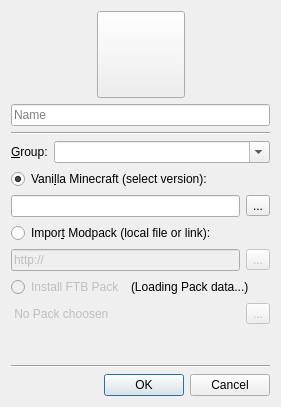
The window that application/dialogs/NewInstanceDialog.ui (FreesmTeam/FreesmLauncher) describes before a commit, drawn with Qt 5.
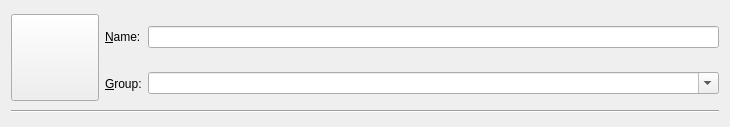
The same window after the commit. Icons and pictures are not drawn. Custom widgets are drawn as their Qt base class.

Commit message: NOISSUE redo new instance dialog

The edit to the form file:
```diff
--- a/application/dialogs/NewInstanceDialog.ui
+++ b/application/dialogs/NewInstanceDialog.ui
@@ -9,8 +9,8 @@
    <rect>
     <x>0</x>
     <y>0</y>
-    <width>281</width>
-    <height>407</height>
+    <width>730</width>
+    <height>127</height>
    </rect>
   </property>
   <property name="windowTitle">
@@ -25,21 +25,38 @@
   </property>
   <layout class="QVBoxLayout" name="verticalLayout">
    <item>
-    <layout class="QHBoxLayout" name="iconBtnLayout">
-     <item>
-      <spacer name="iconBtnLeftSpacer">
-       <property name="orientation">
-        <enum>Qt::Horizontal</enum>
+    <layout class="QGridLayout" name="gridLayout_2">
+     <item row="1" column="2">
+      <widget class="QComboBox" name="groupBox">
+       <property name="editable">
+        <bool>true</bool>
        </property>
-       <property name="sizeHint" stdset="0">
-        <size>
-         <width>40</width>
-         <height>20</height>
-        </size>
+      </widget>
+     </item>
+     <item row="1" column="1">
+      <widget class="QLabel" name="groupLabel">
+       <property name="text">
+        <string>&amp;Group:</string>
        </property>
-      </spacer>
+       <property name="buddy">
+        <cstring>groupBox</cstring>
+       </property>
+      </widget>
      </item>
-     <item>
+     <item row="0" column="2">
+      <widget class="QLineEdit" name="instNameTextBox"/>
+     </item>
+     <item row="0" column="1">
+      <widget class="QLabel" name="nameLabel">
+       <property name="text">
+        <string>&amp;Name:</string>
+       </property>
+       <property name="buddy">
+        <cstring>instNameTextBox</cstring>
+       </property>
+      </widget>
+     </item>
+     <item row="0" column="0" rowspan="2">
       <widget class="QToolButton" name="iconButton">
        <property name="iconSize">
         <size>
@@ -49,28 +66,8 @@
        </property>
       </widget>
      </item>
-     <item>
-      <spacer name="iconBtnRightSpacer">
-       <property name="orientation">
-        <enum>Qt::Horizontal</enum>
-       </property>
-       <property name="sizeHint" stdset="0">
-        <size>
-         <width>40</width>
-         <height>20</height>
-        </size>
-       </property>
-      </spacer>
-     </item>
     </layout>
    </item>
-   <item>
-    <widget class="QLineEdit" name="instNameTextBox">
-     <property name="placeholderText">
-      <string>Name</string>
-     </property>
-    </widget>
-   </item>
    <item>
     <widget class="Line" name="line">
      <property name="orientation">
@@ -78,164 +75,8 @@
      </property>
     </widget>
    </item>
-   <item>
-    <layout class="QHBoxLayout" name="horizontalLayout">
-     <item>
-      <widget class="QLabel" name="labelVersion_3">
-       <property name="text">
-        <string>&amp;Group:</string>
-       </property>
-       <property name="buddy">
-        <cstring>groupBox</cstring>
-       </property>
-      </widget>
-     </item>
-     <item>
-      <widget class="QComboBox" name="groupBox">
-       <property name="sizePolicy">
-        <sizepolicy hsizetype="Expanding" vsizetype="Fixed">
-         <horstretch>0</horstretch>
-         <verstretch>0</verstretch>
-        </sizepolicy>
-       </property>
-       <property name="editable">
-        <bool>true</bool>
-       </property>
-      </widget>
-     </item>
-    </layout>
-   </item>
-   <item>
-    <layout class="QGridLayout" name="gridLayout">
-     <item row="5" column="0">
-      <widget class="QRadioButton" name="ftbBox">
-       <property name="enabled">
-        <bool>false</bool>
-       </property>
-       <property name="text">
-        <string>Install FTB Pack</string>
-       </property>
-      </widget>
-     </item>
-     <item row="2" column="2">
-      <widget class="QToolButton" name="btnChangeVersion">
-       <property name="text">
-        <string notr="true">...</string>
-       </property>
-      </widget>
-     </item>
-     <item row="7" column="2">
-      <widget class="QToolButton" name="btnChooseFtbPack">
-       <property name="enabled">
-        <bool>false</bool>
-       </property>
-       <property name="text">
-        <string>...</string>
-       </property>
-      </widget>
-     </item>
-     <item row="4" column="2">
-      <widget class="QToolButton" name="modpackBtn">
-       <property name="enabled">
-        <bool>false</bool>
-       </property>
-       <property name="text">
-        <string notr="true">...</string>
-       </property>
-      </widget>
-     </item>
-     <item row="7" column="0" colspan="2">
-      <widget class="QLabel" name="labelFtbPack">
-       <property name="enabled">
-        <bool>false</bool>
-       </property>
-       <property name="text">
-        <string> No Pack choosen</string>
-       </property>
-      </widget>
-     </item>
-     <item row="3" column="0" colspan="3">
-      <widget class="QRadioButton" name="modpackBox">
-       <property name="text">
-        <string>Impor&amp;t Modpack (local file or link):</string>
-       </property>
-      </widget>
-     </item>
-     <item row="1" column="0" colspan="3">
-      <widget class="QRadioButton" name="versionBox">
-       <property name="text">
-        <string>Vani&amp;lla Minecraft (select version):</string>
-       </property>
-       <property name="checked">
-        <bool>true</bool>
-       </property>
-      </widget>
-     </item>
-     <item row="2" column="0" colspan="2">
-      <widget class="QLineEdit" name="versionTextBox">
-       <property name="readOnly">
-        <bool>true</bool>
-       </property>
-      </widget>
-     </item>
-     <item row="4" column="0" colspan="2">
-      <widget class="FocusLineEdit" name="modpackEdit">
-       <property name="enabled">
-        <bool>false</bool>
-       </property>
-       <property name="text">
-        <string notr="true">http://</string>
-       </property>
-      </widget>
-     </item>
-     <item row="5" column="1" colspan="2">
-      <widget class="QLabel" name="packDataDownloadStatus">
-       <property name="text">
-        <string>(Loading Pack data...)</string>
-       </property>
-      </widget>
-     </item>
-    </layout>
-   </item>
-   <item>
-    <spacer name="verticalSpacer">
-     <property name="orientation">
-      <enum>Qt::Vertical</enum>
-     </property>
-     <property name="sizeHint" stdset="0">
-      <size>
-       <width>20</width>
-       <height>40</height>
-      </size>
-     </property>
-    </spacer>
-   </item>
-   <item>
-    <widget class="Line" name="line_2">
-     <property name="orientation">
-      <enum>Qt::Horizontal</enum>
-     </property>
-    </widget>
-   </item>
-   <item>
-    <widget class="QDialogButtonBox" name="buttonBox">
-     <property name="orientation">
-      <enum>Qt::Horizontal</enum>
-     </property>
-     <property name="standardButtons">
-      <set>QDialogButtonBox::Cancel|QDialogButtonBox::Ok</set>
-     </property>
-    </widget>
-   </item>
   </layout>
  </widget>
- <customwidgets>
-  <customwidget>
-   <class>FocusLineEdit</class>
-   <extends>QLineEdit</extends>
-   <header>widgets/FocusLineEdit.h</header>
-  </customwidget>
- </customwidgets>
  <tabstops>
   <tabstop>instNameTextBox</tabstop>
   <tabstop>groupBox</tabstop>
```
Left out of the diff: 139 changed lines with no effect on the pictures. The commit also changes 97 other files.
